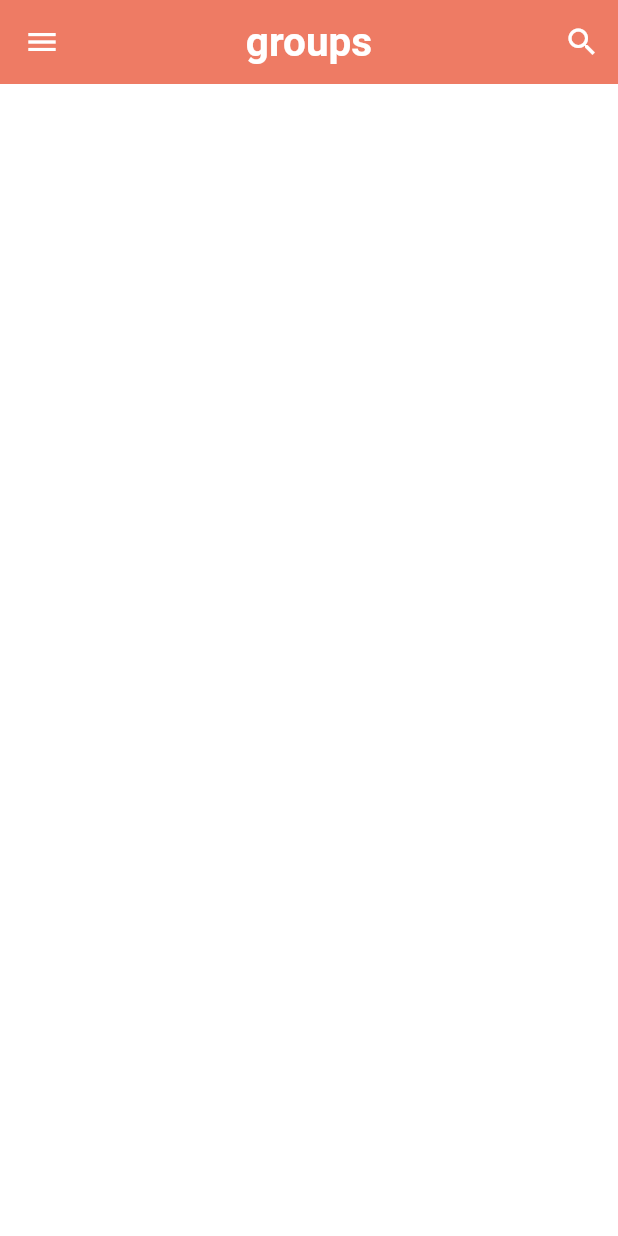
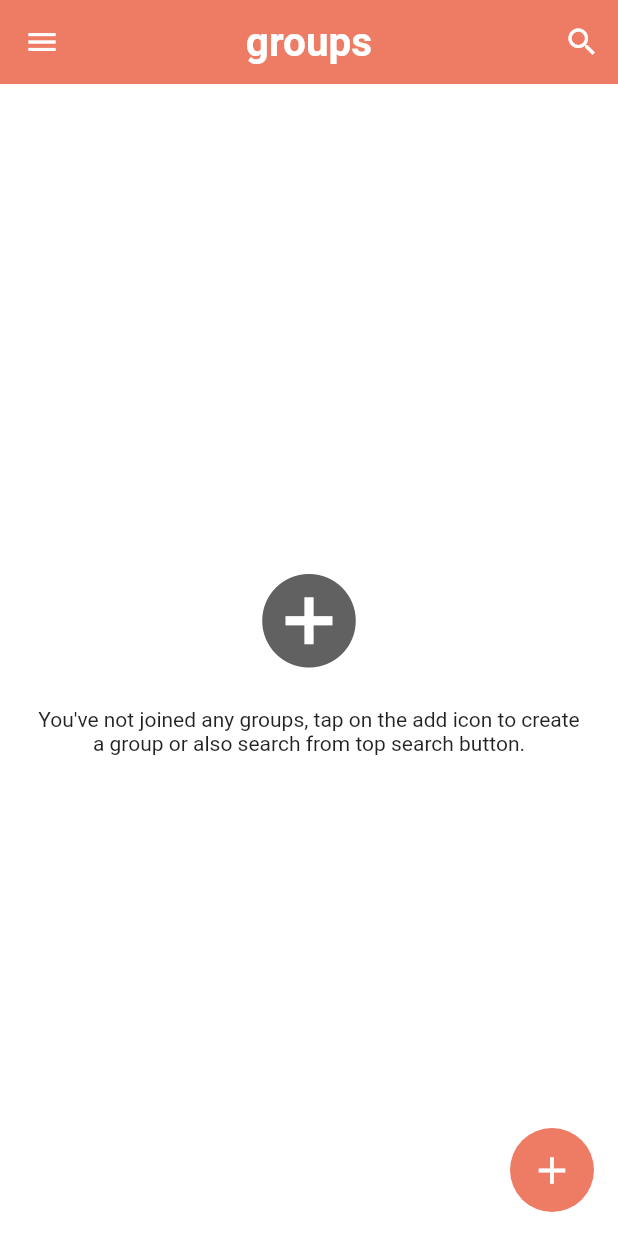
Before and after one commit to Nazimsahun/flutter_chataap, a Flutter app: the HomePage screen opened directly, on a phone screen of 412 x 824 dp. Run offline on Flutter 3.47's test engine with Material 2 defaults, Android fonts, the phone set to English and light mode, and no system bars; our stand-ins replace cloud_firestore, firebase_auth, firebase_core, shared_preferences; missing offline and left inert: dart:ffi; accounts and stored records are empty.

Commit message:
1st commit

```diff
--- a/lib/pages/auth/home_page.dart
+++ b/lib/pages/auth/home_page.dart
@@ -1,8 +1,13 @@
 import 'package:chatapp/helper/helper_function.dart';
+import 'package:chatapp/pages/auth/Login_page.dart';
+import 'package:chatapp/pages/profile_page.dart';
 import 'package:chatapp/pages/search_page.dart';
 import 'package:chatapp/serives/auth_services.dart';
 import 'package:chatapp/widgets/widgets.dart';
+import 'package:firebase_auth/firebase_auth.dart';
 import 'package:flutter/material.dart';
+
+import '../../serives/database_service.dart';
 class HomePage extends StatefulWidget {
   const HomePage({Key? key}) : super(key: key);
 
@@ -14,6 +19,7 @@ class _HomePageState extends State<HomePage> {
   String userName = "";
   String email = "";
   AuthService authService = AuthService();
+  Stream? groups;
 
   @override
   void initState() {
@@ -32,6 +38,14 @@ class _HomePageState extends State<HomePage> {
         userName = val!;
       });
     });
+    // getting the List of snapshot in are strings
+    await DatabaseService(uid: FirebaseAuth.instance.currentUser!.uid)
+        .getUserGroups()
+        .then((snapshot) {
+      setState(() {
+        groups = snapshot;
+      });
+    });
   }
 
   Widget build(BuildContext context) {
@@ -39,7 +53,7 @@ class _HomePageState extends State<HomePage> {
       appBar: AppBar(
         actions: [
           IconButton(onPressed: () {
-              nextScreen(context, const Searchpage());
+            nextScreenReplace(context, const Searchpage());
           },
               icon: const Icon(Icons.search,))
         ],
@@ -77,7 +91,9 @@ class _HomePageState extends State<HomePage> {
               ),
               ListTile(
                 onTap: () {},
-                  selectedColor: Theme.of(context).primaryColor,
+                selectedColor: Theme
+                    .of(context)
+                    .primaryColor,
                 selected: true,
                 contentPadding:
                 const EdgeInsets.symmetric(horizontal: 20, vertical: 5),
@@ -88,8 +104,147 @@ class _HomePageState extends State<HomePage> {
                 ),
               ),
 
+              ListTile(
+                onTap: () {
+                  nextScreenReplace(
+                      context, ProfilePage(userName: userName, email: email,));
+                },
+                selectedColor: Theme
+                    .of(context)
+                    .primaryColor,
+
+                contentPadding:
+                const EdgeInsets.symmetric(horizontal: 20, vertical: 5),
+                leading: const Icon(Icons.group),
+                title: const Text(
+                  "profile",
+                  style: TextStyle(color: Colors.black),
+                ),
+              ),
+
+              ListTile(
+                onTap: () async {
+                  showDialog(
+                      barrierDismissible: false,
+                      context: context,
+                      builder: (context) {
+                        return AlertDialog(
+                          title: const Text("Logout"),
+                          content: const Text(
+                              "Are you sure you want to logout?"),
+                          actions: [
+                            IconButton(
+                              onPressed: () {
+                                Navigator.pop(context);
+                              },
+                              icon: const Icon(
+                                Icons.cancel,
+                                color: Colors.red,
+                              ),
+                            ),
+                            IconButton(
+                              onPressed: () async {
+                                await authService.signOut();
+                                Navigator.of(context).pushAndRemoveUntil(
+                                    MaterialPageRoute(
+                                        builder: (
+                                            context) => const Loginpage()),
+                                        (route) => false);
+                              },
+                              icon: const Icon(
+                                Icons.done,
+                                color: Colors.green,
+                              ),
+                            ),
                           ],
-            )),
+                        );
+                      });
+                },
+                contentPadding:
+                const EdgeInsets.symmetric(horizontal: 20, vertical: 5),
+                leading: const Icon(Icons.exit_to_app),
+                title: const Text(
+                  "Logout",
+                  style: TextStyle(color: Colors.black),
+                ),
+              ),
+            ],
+          )
+      ),
+      body: groupList(),
+      floatingActionButton: FloatingActionButton(
+        onPressed: () {
+          popUpDialog(context);
+        },
+        elevation: 0,
+        backgroundColor: Theme
+            .of(context)
+            .primaryColor,
+        child: const Icon(Icons.add,
+          color: Colors.white,
+          size: 30,
+        ),
+      ),
+    );
+  }
+
+  popUpDialog(BuildContext context) {}
+
+  groupList() {
+    return StreamBuilder(
+      stream: groups,
+      builder: (context, AsyncSnapshot snapshot) {
+        if (snapshot.hasData) {
+          if (snapshot.data['groups'] != null) {
+            if (snapshot.data['groups'].length != 0) {
+              return Text("HELLOO");
+            }
+            else {
+              return noGroupWidget();
+            }
+          }
+          else{
+            return noGroupWidget();
+          }
+        } else {
+          return Center(
+            child: CircularProgressIndicator(
+                color: Theme
+                    .of(context)
+                    .primaryColor),
+
+          );
+        }
+      },
+    );
+  }
+
+  noGroupWidget() {
+    return Container(
+      padding: const EdgeInsets.symmetric(horizontal: 25),
+      child: Column(
+        mainAxisAlignment: MainAxisAlignment.center,
+        crossAxisAlignment: CrossAxisAlignment.center,
+        children: [
+          GestureDetector(
+            onTap: () {
+              popUpDialog(context);
+            },
+            child: Icon(
+              Icons.add_circle,
+              color: Colors.grey[700],
+              size: 75,
+            ),
+          ),
+          const SizedBox(
+            height: 20,
+          ),
+          const Text(
+            "You've not joined any groups, tap on the add icon to create a group or also search from top search button.",
+            textAlign: TextAlign.center,
+          )
+        ],
+      ),
     );
   }
 }
--- a/lib/serives/database_service.dart
+++ b/lib/serives/database_service.dart
@@ -26,4 +26,7 @@ class DatabaseService {
     return snapshot;
   }
 
+  getUserGroups() async {
+    return userCollection.doc(uid).snapshots();
+  }
 }
```
Also changed, not shown: lib/pages/profile_page.dart (added, +155 -0 lines). Lines whose indentation alone changed are shown as unchanged.
